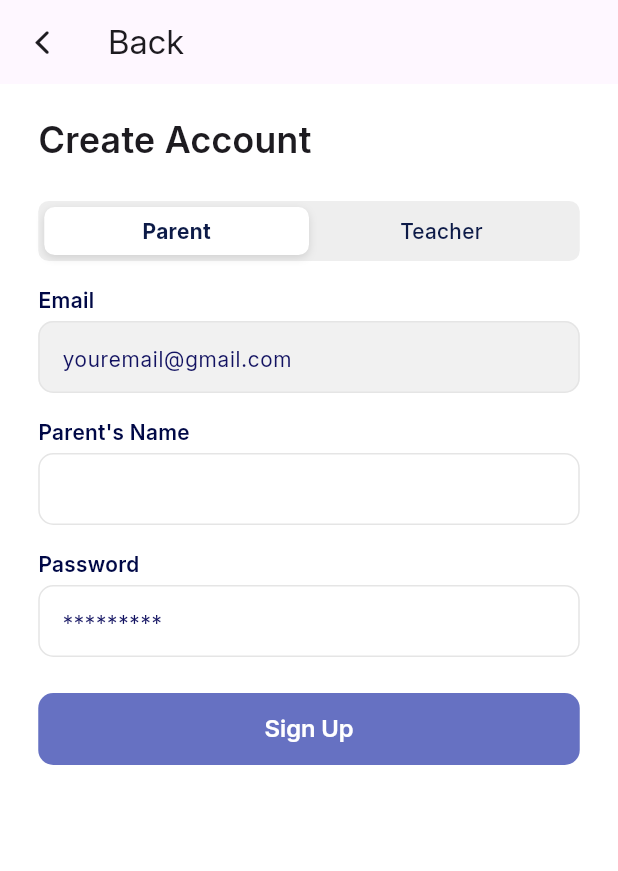
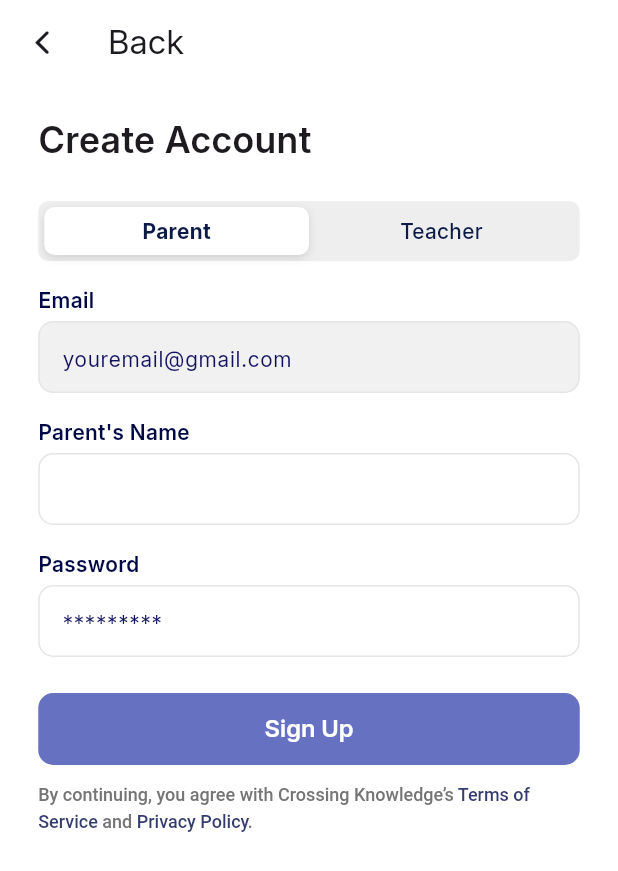
Before and after one commit to AhmedYasserww/Final-project-Depi, a Flutter app: the CreateAccountViewBody screen opened directly, on a phone screen of 412 x 824 dp. Shown: the top 871 px of the screen. Run offline on Flutter 3.47's test engine with Material 3 defaults, Android fonts, the phone set to English and light mode, and no system bars; our stand-ins replace flutter_svg.

Commit message:
edit in create account screen

```diff
--- /dev/null
+++ b/lib/core/widgets/custom_terms_and_privacy_text.dart
@@ -0,0 +1,61 @@
+import 'package:flutter/material.dart';
+import 'package:flutter/gestures.dart';
+
+class TermsAndPrivacyText extends StatelessWidget {
+  final VoidCallback? onTermsTap;
+  final VoidCallback? onPrivacyTap;
+
+  const TermsAndPrivacyText({
+    super.key,
+    this.onTermsTap,
+    this.onPrivacyTap,
+  });
+
+  @override
+  Widget build(BuildContext context) {
+    return RichText(
+      textAlign: TextAlign.start,
+      text: TextSpan(
+        style: TextStyle(
+
+          fontSize: 12,
+          color: Colors.grey[600],
+          height: 1.5,
+        ),
+        children: [
+          const TextSpan(
+            text:
+            "By continuing, you agree with Crossing Knowledge’s ",
+            style: TextStyle(fontWeight: FontWeight.w500),
+          ),
+          TextSpan(
+            text: "Terms of Service",
+            style: const TextStyle(
+              color: Color(0xFF343B6E),
+              fontWeight: FontWeight.w500,
+            ),
+            recognizer: TapGestureRecognizer()
+              ..onTap = onTermsTap,
+          ),
+          const TextSpan(
+            text: " and ",
+            style: TextStyle(fontWeight: FontWeight.w500),
+          ),
+          TextSpan(
+            text: "Privacy Policy",
+            style: const TextStyle(
+              color: Color(0xFF343B6E),
+              fontWeight: FontWeight.w500,
+            ),
+            recognizer: TapGestureRecognizer()
+              ..onTap = onPrivacyTap,
+          ),
+          const TextSpan(
+            text: ".",
+            style: TextStyle(fontWeight: FontWeight.w500),
+          ),
+        ],
+      ),
+    );
+  }
+}
--- a/lib/feature/parent_auth/presentation/views/widgets/create_account_view_body.dart
+++ b/lib/feature/parent_auth/presentation/views/widgets/create_account_view_body.dart
@@ -1,7 +1,9 @@
 import 'package:flutter/cupertino.dart';
 import 'package:flutter/material.dart';
+import 'package:flutter/gestures.dart';
 import 'package:kids_education_learning/core/utils/app_color.dart';
 import 'package:kids_education_learning/core/widgets/custom_button.dart';
+import 'package:kids_education_learning/core/widgets/custom_terms_and_privacy_text.dart';
 import 'package:kids_education_learning/core/widgets/custom_text_field.dart';
 import 'package:kids_education_learning/core/widgets/custom_label_text.dart';
 import 'package:kids_education_learning/core/widgets/custom_title_text_in_screen.dart';
@@ -47,15 +49,24 @@ class _CreateAccountViewBodyState extends State<CreateAccountViewBody> {
                         children: [
                           Expanded(
                             child: GestureDetector(
-                              onTap: () => setState(() => isParentSelected = true),
+                              onTap: () =>
+                                  setState(() => isParentSelected = true),
                               child: AnimatedContainer(
                                 duration: Duration(milliseconds: 250),
                                 padding: EdgeInsets.symmetric(vertical: 6),
                                 decoration: BoxDecoration(
-                                  color: isParentSelected ? Colors.white : Colors.transparent,
+                                  color: isParentSelected
+                                      ? Colors.white
+                                      : Colors.transparent,
                                   borderRadius: BorderRadius.circular(7),
                                   boxShadow: isParentSelected
-                                      ? [BoxShadow(color: Colors.black12, blurRadius: 4, offset: Offset(0, 2))]
+                                      ? [
+                                          BoxShadow(
+                                            color: Colors.black12,
+                                            blurRadius: 4,
+                                            offset: Offset(0, 2),
+                                          ),
+                                        ]
                                       : [],
                                 ),
                                 child: Center(
@@ -63,7 +74,9 @@ class _CreateAccountViewBodyState extends State<CreateAccountViewBody> {
                                     "Parent",
                                     style: TextStyle(
                                       color: Color(0xFF0D1B48),
-                                      fontWeight: isParentSelected ? FontWeight.bold : FontWeight.w500,
+                                      fontWeight: isParentSelected
+                                          ? FontWeight.bold
+                                          : FontWeight.w500,
                                     ),
                                   ),
                                 ),
@@ -72,15 +85,24 @@ class _CreateAccountViewBodyState extends State<CreateAccountViewBody> {
                           ),
                           Expanded(
                             child: GestureDetector(
-                              onTap: () => setState(() => isParentSelected = false),
+                              onTap: () =>
+                                  setState(() => isParentSelected = false),
                               child: AnimatedContainer(
                                 duration: Duration(milliseconds: 250),
                                 padding: EdgeInsets.symmetric(vertical: 6),
                                 decoration: BoxDecoration(
-                                  color: !isParentSelected ? Colors.white : Colors.transparent,
+                                  color: !isParentSelected
+                                      ? Colors.white
+                                      : Colors.transparent,
                                   borderRadius: BorderRadius.circular(7),
                                   boxShadow: !isParentSelected
-                                      ? [BoxShadow(color: Colors.black12, blurRadius: 4, offset: Offset(0, 2))]
+                                      ? [
+                                          BoxShadow(
+                                            color: Colors.black12,
+                                            blurRadius: 4,
+                                            offset: Offset(0, 2),
+                                          ),
+                                        ]
                                       : [],
                                 ),
                                 child: Center(
@@ -88,7 +110,9 @@ class _CreateAccountViewBodyState extends State<CreateAccountViewBody> {
                                     "Teacher",
                                     style: TextStyle(
                                       color: Color(0xFF0D1B48),
-                                      fontWeight: !isParentSelected ? FontWeight.bold : FontWeight.w500,
+                                      fontWeight: !isParentSelected
+                                          ? FontWeight.bold
+                                          : FontWeight.w500,
                                     ),
                                   ),
                                 ),
@@ -101,33 +125,44 @@ class _CreateAccountViewBodyState extends State<CreateAccountViewBody> {
                   ),
                   Padding(
                     padding: const EdgeInsets.only(top: 16),
-                    child: LabelText(label: 'Email',),
+                    child: LabelText(label: 'Email'),
                   ),
                   Padding(
                     padding: const EdgeInsets.only(top: 4),
                     child: SizedBox(
-                        height: 48,
-                        child: CustomTextField(hintText: "youremail@gmail.com",hintColor: Color(0xFF121261),fillColor: Color(0xFFF1F1F1),)),
+                      height: 48,
+                      child: CustomTextField(
+                        hintText: "youremail@gmail.com",
+                        hintColor: Color(0xFF121261),
+                        fillColor: Color(0xFFF1F1F1),
+                      ),
+                    ),
                   ),
                   Padding(
                     padding: const EdgeInsets.only(top: 16),
-                    child: LabelText(label: "Parent's Name",),
+                    child: LabelText(label: "Parent's Name"),
                   ),
                   Padding(
                     padding: const EdgeInsets.only(top: 4),
                     child: SizedBox(
-                        height: 48,
-                        child: CustomTextField(fillColor: Colors.white,)),
+                      height: 48,
+                      child: CustomTextField(fillColor: Colors.white),
+                    ),
                   ),
                   Padding(
                     padding: const EdgeInsets.only(top: 16),
-                    child: LabelText(label: 'Password',),
+                    child: LabelText(label: 'Password'),
                   ),
                   Padding(
                     padding: const EdgeInsets.only(top: 4),
                     child: SizedBox(
-                        height: 48,
-                        child: CustomTextField(hintText: "*********",hintColor: Color(0xFF121261),fillColor: Colors.white,)),
+                      height: 48,
+                      child: CustomTextField(
+                        hintText: "*********",
+                        hintColor: Color(0xFF121261),
+                        fillColor: Colors.white,
+                      ),
+                    ),
                   ),
                   Padding(
                     padding: const EdgeInsets.only(top: 24),
@@ -135,6 +170,13 @@ class _CreateAccountViewBodyState extends State<CreateAccountViewBody> {
                       text: 'Sign Up',
                       onTap: () {},
                       buttonColor: AppColors.buttonColor,
+                    ),
+                  ),
+                  Padding(
+                    padding: const EdgeInsets.only(top: 10),
+                    child: TermsAndPrivacyText(
+                      onTermsTap: () {},
+                      onPrivacyTap: () {},
                     ),
                   ),
                 ],
--- a/lib/main.dart
+++ b/lib/main.dart
@@ -1,6 +1,7 @@
 import 'package:flutter/material.dart';
 import 'core/helper_functions/on_generate_routes.dart';
 import 'feature/parent_auth/presentation/views/parent_log_in_view.dart';
+import 'feature/parent_auth/presentation/views/widgets/create_account_view_body.dart';
 
 void main() {
   runApp(const MyApp());
@@ -18,10 +19,14 @@ class MyApp extends StatelessWidget {
       theme: ThemeData(
         scaffoldBackgroundColor: Colors.white,
         fontFamily: 'Inter',
-
+        appBarTheme: const AppBarTheme(
+          backgroundColor: Color(0xFFFFFFFF),
+          elevation: 0,
+        ),
       ),
-       onGenerateRoute: onGenerateRoutes,
-       initialRoute: ParentLogInView.routeName,
+       // onGenerateRoute: onGenerateRoutes,
+       // initialRoute: ParentLogInView.routeName,
+      home:CreateAccountViewBody(),
     );
   }
 }
--- a/pubspec.yaml
+++ b/pubspec.yaml
@@ -31,11 +31,10 @@ dependencies:
   flutter_svg: ^2.0.10
   flutter:
     sdk: flutter
-  flutter_svg: ^2.0.9
-
   # The following adds the Cupertino Icons font to your application.
   # Use with the CupertinoIcons class for iOS style icons.
   cupertino_icons: ^1.0.8
+
 
 dev_dependencies:
   flutter_test:
```
Also changed, not shown: pubspec.lock.
